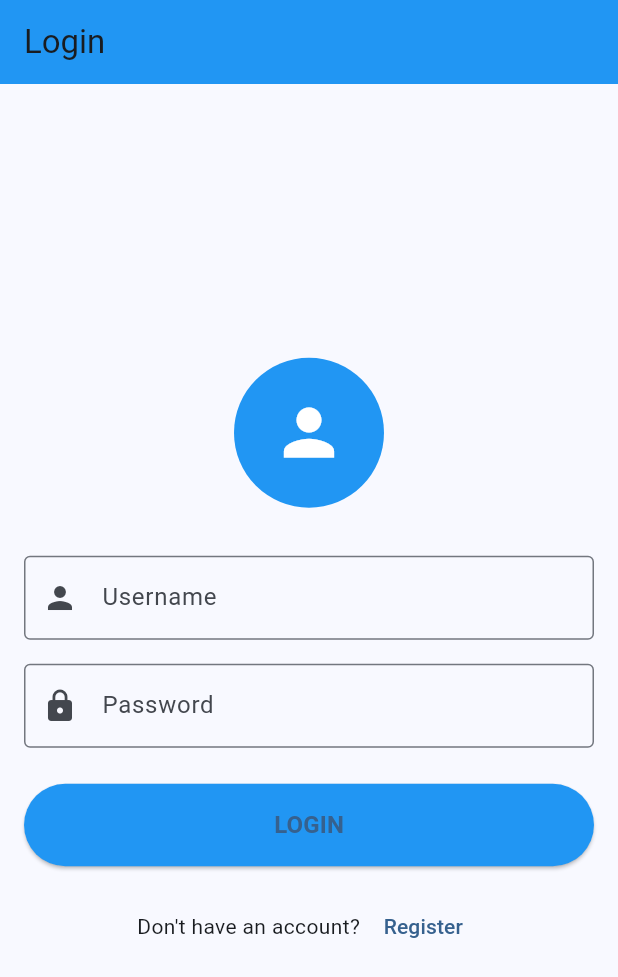
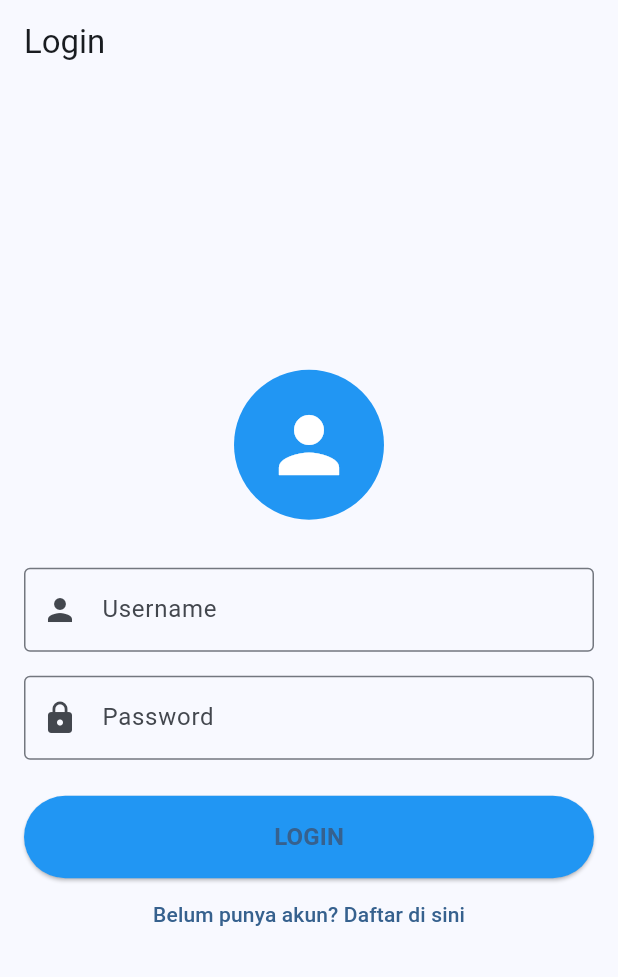
Before and after one commit to LOUISENZR/expense_manager, a Flutter app: the screen it shows after launch, on a phone screen of 412 x 824 dp. Shown: the top 977 px of the screen. Run offline on Flutter 3.47's test engine with Material 3 defaults, Android fonts, the phone set to English and light mode, and no system bars.

Commit message:
Add navigation to register and home from login

```diff
--- a/lib/screens/login_screen.dart
+++ b/lib/screens/login_screen.dart
@@ -1,82 +1,72 @@
 import 'package:flutter/material.dart';
 
-class LoginScreen extends StatelessWidget {
+class LoginScreen extends StatefulWidget {
   const LoginScreen({super.key});
+
+  @override
+  State<LoginScreen> createState() => _LoginScreenState();
+}
+
+class _LoginScreenState extends State<LoginScreen> {
+  final usernameController = TextEditingController();
+  final passwordController = TextEditingController();
+
+  void _login() {
+    Navigator.pushReplacementNamed(context, '/home');
+  }
 
   @override
   Widget build(BuildContext context) {
     return Scaffold(
-      appBar: AppBar(title: Text('Login'), backgroundColor: Colors.blue),
+      appBar: AppBar(title: const Text('Login')),
       body: Padding(
-        padding: EdgeInsets.all(16.0),
+        padding: const EdgeInsets.all(16.0),
         child: Column(
           mainAxisAlignment: MainAxisAlignment.center,
           children: [
-            // Logo
-            Container(
-              width: 100,
-              height: 100,
-              decoration: BoxDecoration(
-                color: Colors.blue,
-                shape: BoxShape.circle,
-              ),
-              child: Icon(Icons.person, size: 50, color: Colors.white),
+            const CircleAvatar(
+              radius: 50,
+              backgroundColor: Colors.blue,
+              child: Icon(Icons.person, size: 60, color: Colors.white),
             ),
-            SizedBox(height: 32),
-
-            // Username Field
+            const SizedBox(height: 32),
             TextField(
-              decoration: InputDecoration(
+              controller: usernameController,
+              decoration: const InputDecoration(
                 labelText: 'Username',
                 border: OutlineInputBorder(),
                 prefixIcon: Icon(Icons.person),
               ),
             ),
-            SizedBox(height: 16),
-
-            // Password Field
+            const SizedBox(height: 16),
             TextField(
+              controller: passwordController,
               obscureText: true,
-              decoration: InputDecoration(
+              decoration: const InputDecoration(
                 labelText: 'Password',
                 border: OutlineInputBorder(),
                 prefixIcon: Icon(Icons.lock),
               ),
             ),
-            SizedBox(height: 24),
-
-            // Login Button
+            const SizedBox(height: 24),
             SizedBox(
               width: double.infinity,
               child: ElevatedButton(
-                onPressed: () {
-                  // Handle login
-                },
+                onPressed: _login,
                 style: ElevatedButton.styleFrom(
                   backgroundColor: Colors.blue,
-                  padding: EdgeInsets.symmetric(vertical: 16),
+                  padding: const EdgeInsets.symmetric(vertical: 16),
                 ),
-                child: Text(
+                child: const Text(
                   'LOGIN',
                   style: TextStyle(fontSize: 16, fontWeight: FontWeight.bold),
                 ),
               ),
             ),
-            SizedBox(height: 16),
-
-            // Register Link
-            Row(
-              mainAxisAlignment: MainAxisAlignment.center,
-              children: [
-                Text("Don't have an account? "),
-                TextButton(
-                  onPressed: () {
-                    // Navigate to register
-                  },
-                  child: Text('Register'),
-                ),
-              ],
-            ),
+            TextButton(
+              onPressed: () => Navigator.pushNamed(context, '/register'),
+              child: const Text("Belum punya akun? Daftar di sini"),
+            )
           ],
         ),
       ),
```
